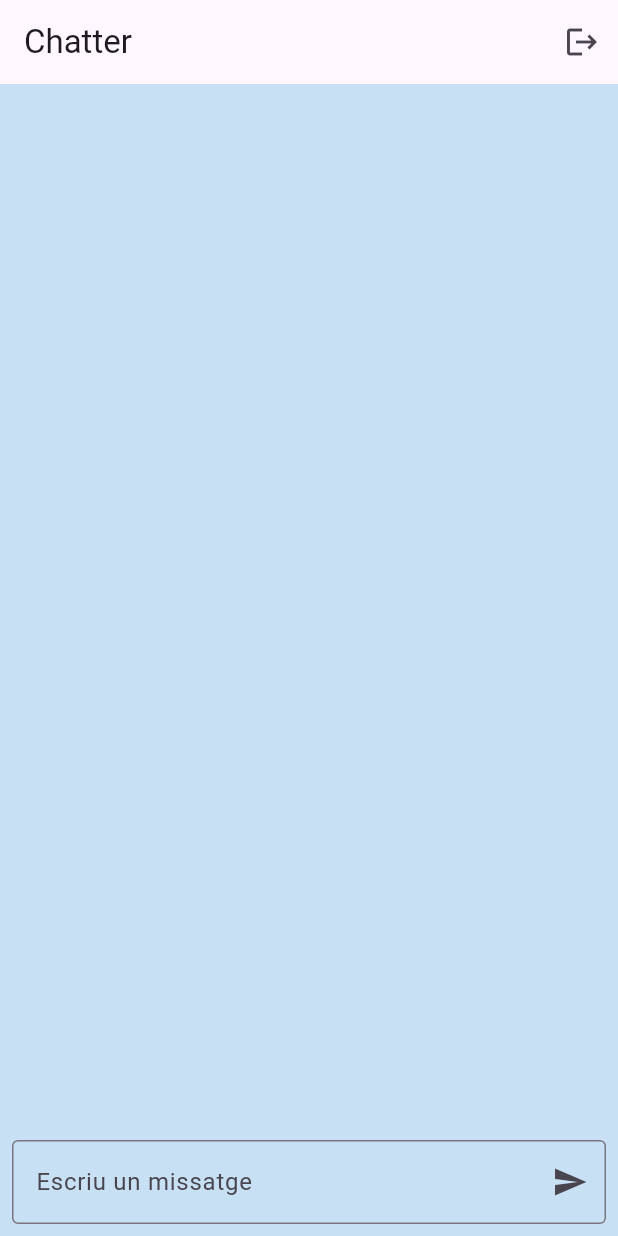
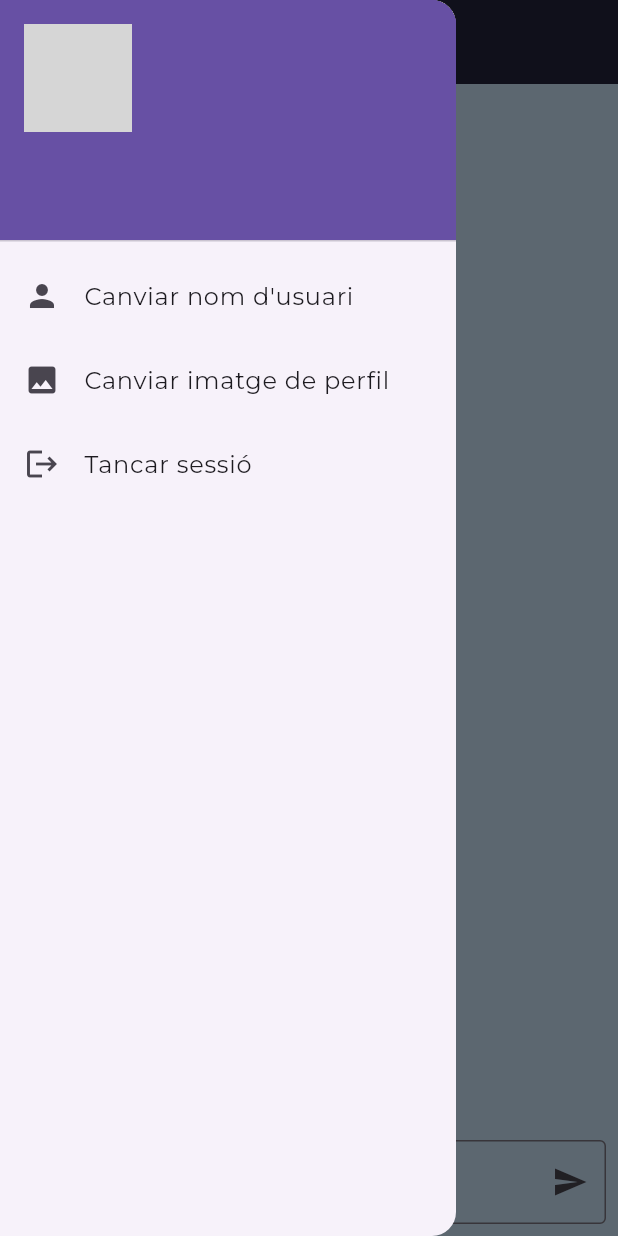
Before and after one commit to poqueque/cifo_4_chatter, a Flutter app: the MainChat screen opened directly, with the side drawer open (before the commit the screen has no drawer), on a phone screen of 412 x 824 dp. Run offline on Flutter 3.47's test engine with Material 3 defaults, Android fonts, the phone set to English and light mode, and no system bars; our stand-ins replace chat_bubbles, cloud_firestore, firebase_auth, firebase_core, firebase_storage, google_fonts and 1 more; missing offline and left inert: firebase_ui_auth, firebase_ui_localizations; accounts and stored records are empty; network calls fail; grey boxes are pictures that could not be loaded.

Commit message:
After Session 7

```diff
--- a/lib/main.dart
+++ b/lib/main.dart
@@ -6,6 +6,7 @@ import 'package:firebase_core/firebase_core.dart';
 import 'package:firebase_ui_localizations/firebase_ui_localizations.dart';
 import 'package:flutter/material.dart';
 import 'package:flutter_localizations/flutter_localizations.dart';
+import 'package:google_fonts/google_fonts.dart';
 import 'package:provider/provider.dart';
 
 Future<void> main() async {
@@ -28,6 +29,7 @@ class MainApp extends StatelessWidget {
       child: MaterialApp(
         theme: ThemeData(
           scaffoldBackgroundColor: AppStyles.columbiaBlue,
+          fontFamily: GoogleFonts.montserrat().fontFamily,
         ),
         home: Splash(),
         supportedLocales: [Locale('es')],
@@ -36,7 +38,6 @@ class MainApp extends StatelessWidget {
           GlobalMaterialLocalizations.delegate,
           GlobalWidgetsLocalizations.delegate,
           GlobalCupertinoLocalizations.delegate,
-          FirebaseUILocalizations.delegate,
         ],
       ),
     );
--- a/lib/models/message.dart
+++ b/lib/models/message.dart
@@ -1,11 +1,20 @@
 import 'package:cloud_firestore/cloud_firestore.dart';
+import 'package:firebase_auth/firebase_auth.dart';
 
-class Message {
+class Message implements Comparable<Message> {
+  final String uid;
+  final String userName;
   final String content;
-  final String uid;
   final DateTime dateTime;
 
-  Message({required this.content, required this.uid, required this.dateTime});
+  bool get isMine => (uid == FirebaseAuth.instance.currentUser?.uid);
+
+  Message({
+    required this.content,
+    required this.uid,
+    required this.userName,
+    required this.dateTime,
+  });
 
   factory Message.fromFirestore(
     DocumentSnapshot<Map<String, dynamic>> snapshot,
@@ -15,6 +24,7 @@ class Message {
     return Message(
       content: data?['content'] ?? "",
       uid: data?['uid'] ?? "",
+      userName: data?['user_name'] ?? "Anònim",
       dateTime: DateTime.fromMillisecondsSinceEpoch(data?['dateTime'] ?? 0),
     );
   }
@@ -23,7 +33,13 @@ class Message {
     return {
       "content": content,
       "uid": uid,
+      "user_name": userName,
       "dateTime": dateTime.millisecondsSinceEpoch,
     };
   }
+
+  @override
+  int compareTo(Message other) {
+    return dateTime.compareTo(other.dateTime);
+  }
 }
--- a/lib/screens/main_chat.dart
+++ b/lib/screens/main_chat.dart
@@ -1,7 +1,14 @@
+import 'dart:io';
+
+import 'package:chat_bubbles/bubbles/bubble_special_one.dart';
+import 'package:chatter/extensions/date_extensions.dart';
 import 'package:chatter/screens/splash.dart';
 import 'package:chatter/services/database_provider.dart';
+import 'package:chatter/styles/app_styles.dart';
 import 'package:firebase_auth/firebase_auth.dart';
+import 'package:firebase_storage/firebase_storage.dart';
 import 'package:flutter/material.dart';
+import 'package:image_picker/image_picker.dart';
 import 'package:provider/provider.dart';
 
 class MainChat extends StatefulWidget {
@@ -13,21 +20,48 @@ class MainChat extends StatefulWidget {
 
 class _MainChatState extends State<MainChat> {
   TextEditingController controller = TextEditingController();
+  TextEditingController nameController = TextEditingController();
 
   @override
   Widget build(BuildContext context) {
     return Scaffold(
       appBar: AppBar(
+        backgroundColor: AppStyles.spaceCadet,
+        foregroundColor: AppStyles.magnolia,
         title: Text("Chatter"),
-        actions: [
-          IconButton(
-              onPressed: () async {
-                await FirebaseAuth.instance.signOut();
-                Navigator.pushReplacement(
-                    context, MaterialPageRoute(builder: (context) => Splash()));
-              },
-              icon: Icon(Icons.logout))
-        ],
+      ),
+      drawer: Drawer(
+        child: ListView(
+          padding: EdgeInsets.zero,
+          children: [
+            UserAccountsDrawerHeader(
+              currentAccountPicture: CircleAvatar(
+                backgroundImage: NetworkImage(FirebaseAuth
+                        .instance.currentUser?.photoURL ??
+                    "https://static.thenounproject.com/png/5034901-200.png"),
+              ),
+              accountName:
+                  Text(FirebaseAuth.instance.currentUser?.displayName ?? "---"),
+              accountEmail:
+                  Text(FirebaseAuth.instance.currentUser?.email ?? "---"),
+            ),
+            ListTile(
+              leading: Icon(Icons.person),
+              title: Text("Canviar nom d'usuari"),
+              onTap: changeUserName,
+            ),
+            ListTile(
+              leading: Icon(Icons.photo),
+              title: Text("Canviar imatge de perfil"),
+              onTap: changeProfilePicture,
+            ),
+            ListTile(
+              leading: Icon(Icons.logout),
+              title: Text("Tancar sessió"),
+              onTap: logout,
+            ),
+          ],
+        ),
       ),
       body: SafeArea(
         child: Column(
@@ -38,10 +72,38 @@ class _MainChatState extends State<MainChat> {
               return Expanded(
                 child: ListView(reverse: true, children: [
                   for (var message in databaseProvider.messages.reversed)
-                    ListTile(
-                      title: Text(message.content),
-                      subtitle: Text(message.uid.substring(0, 4)),
-                      trailing: Text(message.dateTime.toString()),
+                    Column(
+                      children: [
+                        if (!message.isMine)
+                          Align(
+                            alignment: Alignment.centerLeft,
+                            child: Padding(
+                              padding:
+                                  const EdgeInsets.symmetric(horizontal: 16),
+                              child: Text(
+                                message.userName,
+                                style: TextStyle(
+                                    fontWeight: FontWeight.bold, fontSize: 16),
+                              ),
+                            ),
+                          ),
+                        BubbleSpecialOne(
+                          text: message.content,
+                          isSender: message.isMine,
+                          color: message.isMine
+                              ? AppStyles.aero
+                              : AppStyles.magnolia,
+                        ),
+                        Align(
+                            alignment: message.isMine
+                                ? Alignment.centerRight
+                                : Alignment.centerLeft,
+                            child: Padding(
+                              padding:
+                                  const EdgeInsets.symmetric(horizontal: 16),
+                              child: Text(message.dateTime.formatHHMM()),
+                            )),
+                      ],
                     )
                 ]),
               );
@@ -69,5 +131,61 @@ class _MainChatState extends State<MainChat> {
 
   void sendMessage(String value) {
     context.read<DatabaseProvider>().addMessage(value);
+    controller.text = "";
+  }
+
+  void changeUserName() {
+    showDialog(
+      context: context,
+      builder: (context) {
+        return AlertDialog(
+          title: Text("Nom d'usuari"),
+          content: TextField(
+            autofocus: true,
+            controller: nameController,
+            decoration:
+                InputDecoration(hintText: "Introdueix el teu nom d'usuari"),
+          ),
+          actions: [
+            TextButton(
+              onPressed: saveUserName,
+              child: Text("GUARDAR"),
+            )
+          ],
+        );
+      },
+    );
+  }
+
+  Future<void> saveUserName() async {
+    String displayName = nameController.text;
+    await FirebaseAuth.instance.currentUser!.updateDisplayName(displayName);
+    if (!mounted) return;
+    Navigator.pop(context);
+    setState(() {});
+  }
+
+  Future<void> logout() async {
+    await FirebaseAuth.instance.signOut();
+    if (!mounted) return;
+    Navigator.pushReplacement(
+        context, MaterialPageRoute(builder: (context) => Splash()));
+  }
+
+  Future<void> changeProfilePicture() async {
+    final ImagePicker picker = ImagePicker();
+    final XFile? image = await picker.pickImage(source: ImageSource.gallery);
+    if (image != null) {
+      final storageRef = FirebaseStorage.instance.ref();
+      final imageRef = storageRef
+          .child('users')
+          .child(FirebaseAuth.instance.currentUser!.uid)
+          .child('profile.png');
+      File fileToUpload = File(image.path);
+      await imageRef.putFile(fileToUpload);
+      String url = await imageRef.getDownloadURL();
+      await FirebaseAuth.instance.currentUser!.updatePhotoURL(url);
+      setState(() {});
+    }
   }
 }
--- a/lib/services/database_provider.dart
+++ b/lib/services/database_provider.dart
@@ -14,8 +14,9 @@ class DatabaseProvider extends ChangeNotifier {
 
   loadMessage() {
     final docRef = db.collection('chats').doc('room1').collection('messages');
-    docRef.orderBy('dateTime').snapshots().listen((event) {
+    docRef.snapshots().listen((event) {
       messages = event.docs.map((e) => Message.fromFirestore(e, null)).toList();
+      messages.sort();
       notifyListeners();
     });
   }
@@ -24,6 +25,7 @@ class DatabaseProvider extends ChangeNotifier {
     var message = Message(
       content: content,
       uid: FirebaseAuth.instance.currentUser!.uid,
+      userName: FirebaseAuth.instance.currentUser!.displayName ?? "Anònim",
       dateTime: DateTime.now(),
     );
 
--- a/lib/styles/app_styles.dart
+++ b/lib/styles/app_styles.dart
@@ -1,10 +1,11 @@
 import 'package:flutter/material.dart';
 
 class AppStyles {
+  //Based on: https://coolors.co/ba1200-22223b-efe9f4-227c9d-c8e0f4
 
   static Color columbiaBlue = Color(0xFFC8E0F4);
   static Color spaceCadet = Color(0xFF22223B);
   static Color enginyeringOrange = Color(0xFFBA1200);
-
-
+  static Color aero = Color(0xFF58B7DA);
+  static Color magnolia = Color(0xFFEFE9F4);
 }
--- a/pubspec.yaml
+++ b/pubspec.yaml
@@ -17,6 +17,10 @@ dependencies:
   firebase_ui_localizations: ^1.13.1
   cloud_firestore: ^5.6.2
   provider: ^6.1.2
+  chat_bubbles: ^1.6.0
+  google_fonts: ^6.2.1
+  image_picker: ^1.1.2
+  firebase_storage: ^12.4.1
 
 dev_dependencies:
   flutter_test:
```
Also changed, not shown: lib/extensions/date_extensions.dart (added, +9 -0 lines), pubspec.lock, 1 other file.
